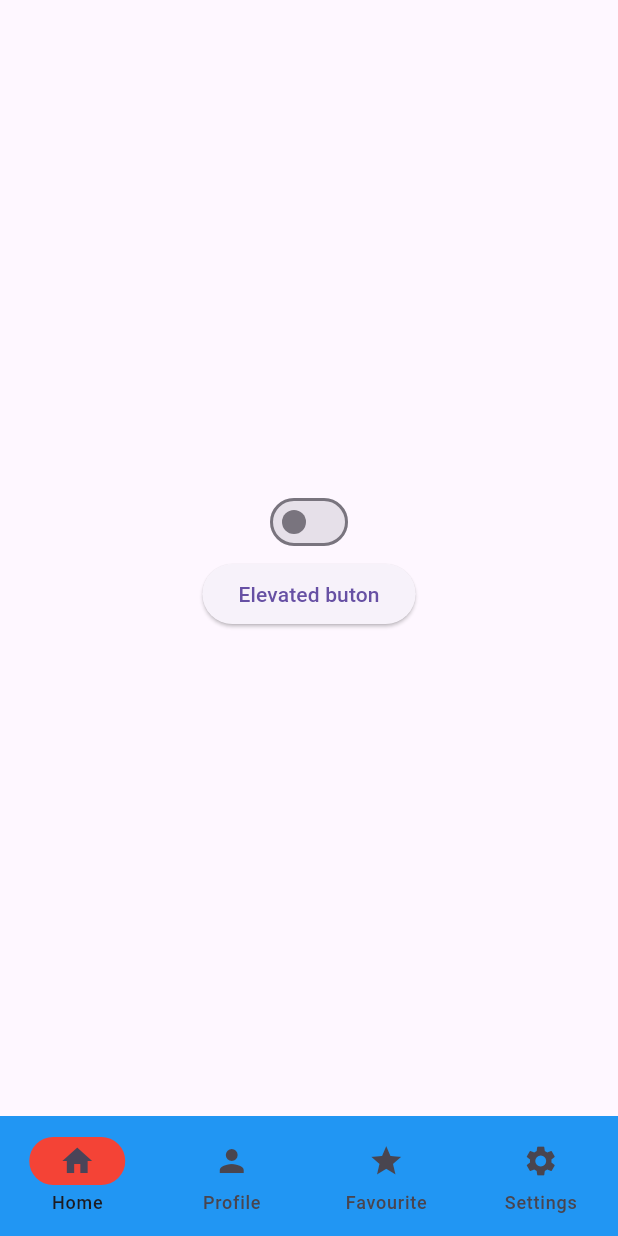
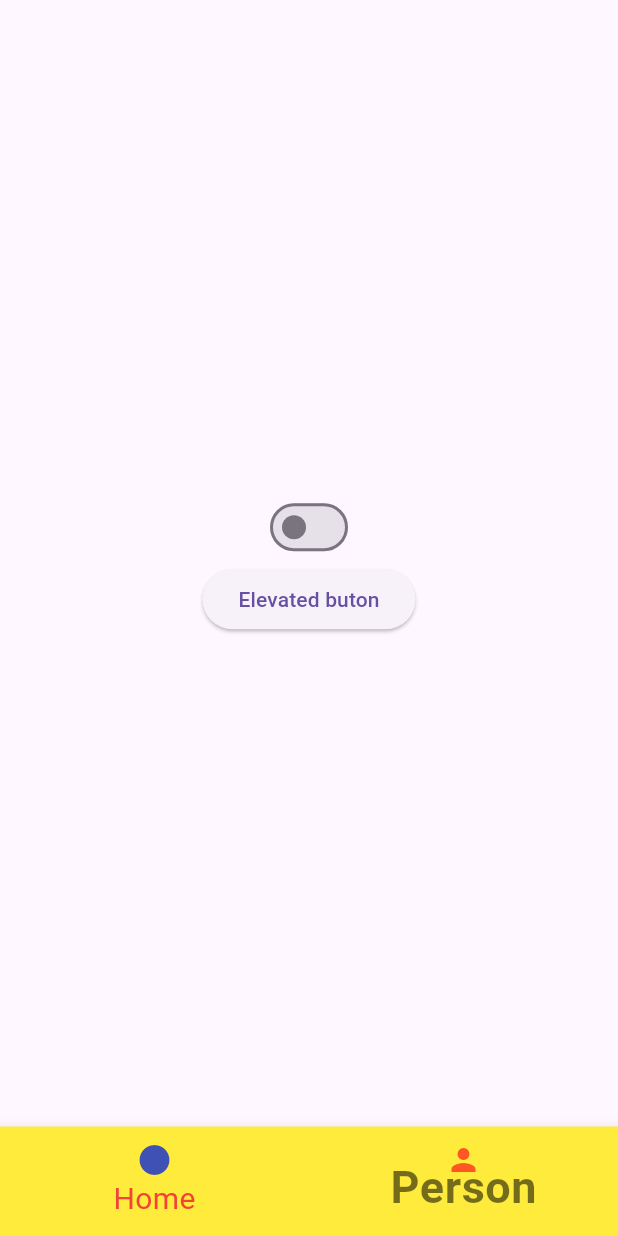
Before and after one commit to abdulaziz023/FLutter_Widgets, a Flutter app: the screen it shows after launch, on a phone screen of 412 x 824 dp. Run offline on Flutter 3.47's test engine with Material 3 defaults, Android fonts, the phone set to English and light mode, and no system bars.

Commit message:
BottomNavigation bar

```diff
--- a/lib/src/feature/home_page.dart
+++ b/lib/src/feature/home_page.dart
@@ -36,33 +36,50 @@ class _HomePageState extends State<HomePage> {
                 value: false,
                 onChanged: (value) {},
               ),
-              ElevatedButton(onPressed: () {}, child: Text("Elevated buton"))
+              ElevatedButton(
+                  onPressed: () {}, child: const Text("Elevated buton"))
             ],
           )),
-          Center(child: Text("Profile Page")),
-          Center(child: Text("Favourite Page")),
-          Center(child: Text("Settings Page")),
+          const Center(child: Text("Profile Page")),
+          const Center(child: Text("Favourite Page")),
+          const Center(child: Text("Settings Page")),
         ],
       ),
-      bottomNavigationBar: NavigationBar(
-        destinations: const [
-          NavigationDestination(icon: Icon(Icons.home), label: "Home"),
-          NavigationDestination(icon: Icon(Icons.person), label: "Profile"),
-          NavigationDestination(icon: Icon(Icons.star), label: "Favourite"),
-          NavigationDestination(icon: Icon(Icons.settings), label: "Settings"),
-        ],
-        animationDuration: const Duration(seconds: 1),
-        indicatorColor: Colors.red,
-        backgroundColor: Colors.blue,
-        overlayColor: const WidgetStatePropertyAll(Colors.yellow),
-        elevation: 10,
-        selectedIndex: index,
-        onDestinationSelected: (value) {
+      bottomNavigationBar: BottomNavigationBar(
+        backgroundColor: Colors.yellow,
+        // fixedColor: Colors.blue,
+        landscapeLayout: BottomNavigationBarLandscapeLayout.linear,
+        selectedFontSize: 20,
+        selectedItemColor: Colors.red,
+        selectedIconTheme: IconThemeData(color: Colors.indigo),
+        // showSelectedLabels: false,
+        // showUnselectedLabels: false,
+        unselectedFontSize: 30,
+        unselectedIconTheme: IconThemeData(color: Colors.deepOrange),
+        unselectedLabelStyle: TextStyle(
+          fontWeight: FontWeight.bold,
+        ),
+
+        currentIndex: index,
+        onTap: (value) {
           setState(() {
             index = value;
-            pageController.jumpToPage(value);
           });
         },
+        items: const [
+          BottomNavigationBarItem(
+              icon: Icon(
+                Icons.home,
+              ),
+              label: "Home",
+              activeIcon: Icon(Icons.circle)),
+          BottomNavigationBarItem(
+            icon: Icon(
+              Icons.person,
+            ),
+            label: "Person",
+          ),
+        ],
       ),
     );
   }
```
